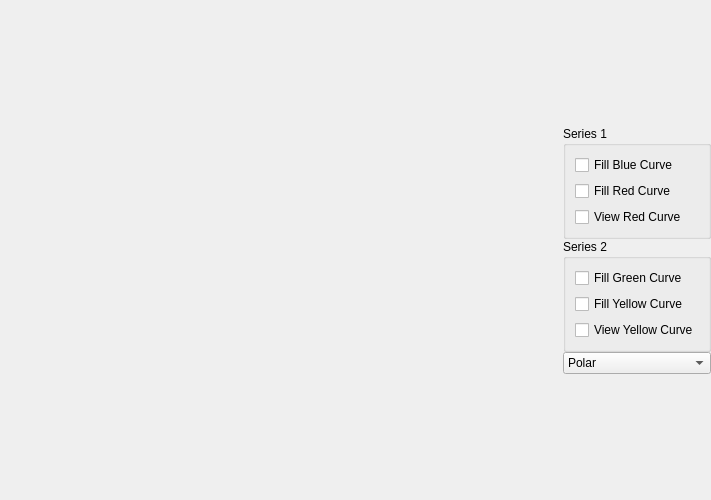
First picture: the form in testies/polardialog.ui, repository lpwwpl/ies, before the edit.
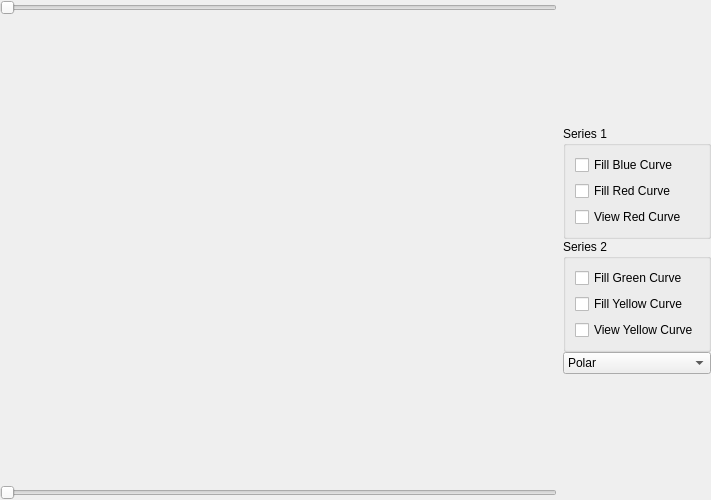
Second picture: the form after the edit.

```diff
--- a/testies/polardialog.ui
+++ b/testies/polardialog.ui
@@ -19,7 +19,7 @@
   <property name="windowTitle">
    <string>Dialog</string>
   </property>
-  <layout class="QHBoxLayout" name="horizontalLayout">
+  <layout class="QGridLayout" name="gridLayout_4">
    <property name="leftMargin">
     <number>0</number>
    </property>
@@ -32,10 +32,7 @@
    <property name="bottomMargin">
     <number>0</number>
    </property>
-   <item>
-    <widget class="QWidget" name="widgetPolar" native="true"/>
-   </item>
-   <item>
+   <item row="1" column="1">
     <widget class="QWidget" name="widget" native="true">
      <property name="sizePolicy">
       <sizepolicy hsizetype="Fixed" vsizetype="Fixed">
@@ -136,6 +133,30 @@
      </layout>
     </widget>
    </item>
+   <item row="1" column="0">
+    <widget class="QWidget" name="widgetPolar" native="true">
+     <property name="sizePolicy">
+      <sizepolicy hsizetype="Expanding" vsizetype="Expanding">
+       <horstretch>0</horstretch>
+       <verstretch>0</verstretch>
+      </sizepolicy>
+     </property>
+    </widget>
+   </item>
+   <item row="0" column="0">
+    <widget class="QSlider" name="horizontalSlider">
+     <property name="orientation">
+      <enum>Qt::Horizontal</enum>
+     </property>
+    </widget>
+   </item>
+   <item row="2" column="0">
+    <widget class="QSlider" name="horizontalSlider_2">
+     <property name="orientation">
+      <enum>Qt::Horizontal</enum>
+     </property>
+    </widget>
+   </item>
   </layout>
  </widget>
  <resources/>
```
